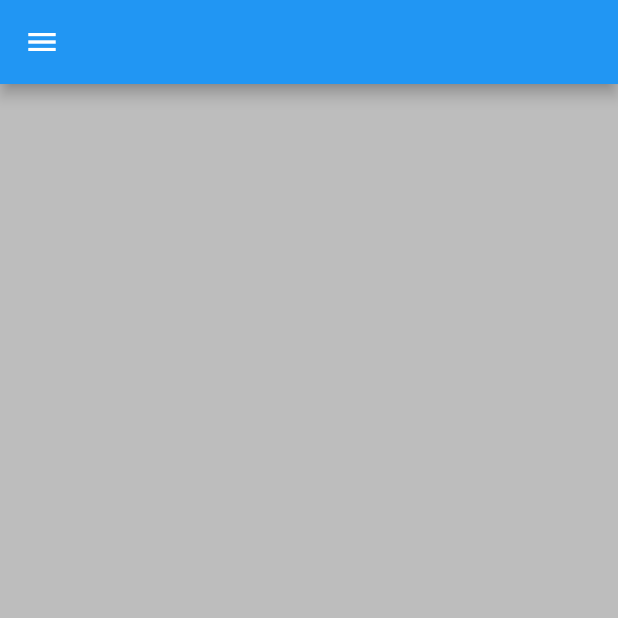
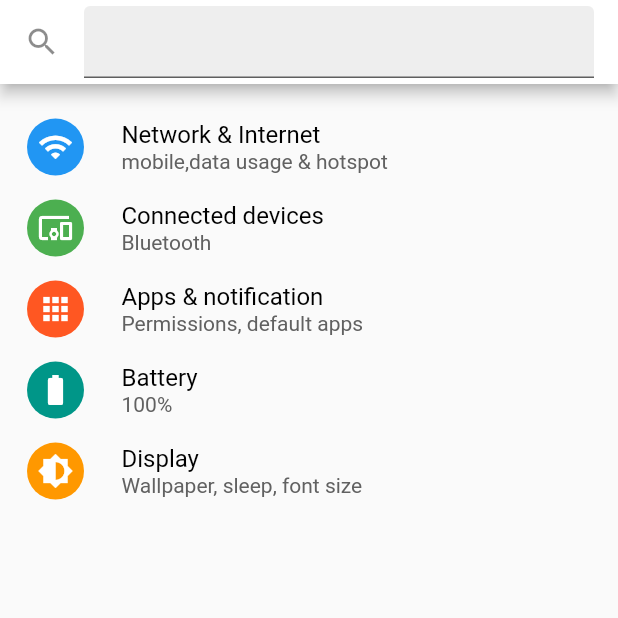
Before and after one commit to imsujan276/flutter_basics, a Flutter app: the screen it shows after launch, on a phone screen of 412 x 824 dp, the top half of it. Run offline on Flutter 3.47's test engine with Material 2 defaults, Android fonts, the phone set to English and light mode, and no system bars.

Commit message:
routes, named parameter and built settings ui

```diff
--- a/lib/home.dart
+++ b/lib/home.dart
@@ -21,7 +21,9 @@ class _HomeState extends State<Home> {
       drawer: Drawer(
         child: ContactUi(),
       ),
-      appBar: AppBar(),
+      appBar: AppBar(
+        title: TextField(),
+      ),
       body: ListView(
         children: <Widget>[
           ///for image portion on top of screen
@@ -40,10 +42,7 @@ class _HomeState extends State<Home> {
               style: TextStyle(color: Colors.white, fontSize: 16),
             ),
             onPressed: () {
-              Navigator.of(context)
-                  .push(MaterialPageRoute(builder: (BuildContext context) {
-                return ContactUi();
-              }));
+              Navigator.of(context).pushNamed('/contacts');
             },
           )
         ],
--- a/lib/main.dart
+++ b/lib/main.dart
@@ -1,12 +1,18 @@
 import 'package:firstapp/home.dart';
+import 'package:firstapp/settings/settings.dart';
 import 'package:firstapp/ui_practice_1.dart';
 import 'package:flutter/material.dart';
 import 'package:flutter/services.dart';
 
 void main() {
   SystemChrome.setSystemUIOverlayStyle(SystemUiOverlayStyle(
+    systemNavigationBarColor: Colors.teal,
     statusBarColor: Colors.teal,
-    systemNavigationBarColor: Colors.teal
+
   ));
-  runApp(MaterialApp(debugShowCheckedModeBanner: false, home: Home(),));
+  runApp(MaterialApp(
+    debugShowCheckedModeBanner: false,
+    home: Settings(),
+    routes: {'/contacts': (context) => ContactUi()},
+  ));
 }
--- /dev/null
+++ b/lib/settings/settings.dart
@@ -0,0 +1,121 @@
+import 'package:flutter/material.dart';
+
+class Settings extends StatelessWidget {
+  @override
+  Widget build(BuildContext context) {
+    return Scaffold(
+      appBar: AppBar(
+        backgroundColor: Colors.white,
+        title: TextField(
+          decoration: InputDecoration(
+              filled: true,
+              fillColor: Colors.grey[200],
+              icon: Icon(Icons.search)),
+        ),
+      ),
+
+      ///for settings options
+      body: ListView(
+        children: <Widget>[
+          ///for top spacing
+          Container(
+            height: 15,
+          ),
+
+          ///for network setting
+          singleRow(
+              context: context,
+              routeName: '/contacts',
+              color: Colors.blue,
+              iconData: Icons.wifi,
+              title: 'Network & Internet',
+              subtitle: 'mobile,data usage & hotspot'),
+
+          ///for connected devices
+          singleRow(
+              color: Colors.green,
+              iconData: Icons.devices_other,
+              title: 'Connected devices',
+              subtitle: 'Bluetooth'),
+
+          ///for app and notification
+          singleRow(
+              color: Colors.deepOrange,
+              iconData: Icons.apps,
+              title: 'Apps & notification',
+              subtitle: 'Permissions, default apps'),
+
+          ///for Battery
+          singleRow(
+              color: Colors.teal,
+              iconData: Icons.battery_full,
+              title: 'Battery',
+              subtitle: '100%'),
+
+          ///for Display
+          singleRow(
+              color: Colors.orange,
+              iconData: Icons.brightness_medium,
+              title: 'Display',
+              subtitle: 'Wallpaper, sleep, font size'),
+        ],
+      ),
+    );
+  }
+
+  ///returns single row with icon and setting option
+  Widget singleRow(
+      {IconData iconData,
+      BuildContext context,
+      String title,
+      String subtitle,
+      Color color,
+      String routeName}) {
+    return InkWell(
+      onTap: () {
+        Navigator.of(context).pushNamed(routeName);
+      },
+      child: Padding(
+        padding: EdgeInsets.all(8.0),
+        child: Row(
+          children: <Widget>[
+            ///for left spaceing befor icon
+            Container(
+              width: 10,
+            ),
+
+            ///for icon
+            Container(
+              padding: EdgeInsets.all(7),
+              decoration: BoxDecoration(color: color, shape: BoxShape.circle),
+              child: Icon(
+                iconData,
+                color: Colors.white,
+              ),
+            ),
+
+            Container(width: 25),
+
+            ///for title and subtitle
+            Column(
+              crossAxisAlignment: CrossAxisAlignment.start,
+              children: <Widget>[
+                ///for title
+                Text(
+                  title,
+                  style: TextStyle(color: Colors.black, fontSize: 16),
+                ),
+
+                ///for subtitle
+                Text(
+                  subtitle,
+                  style: TextStyle(color: Colors.grey[700]),
+                )
+              ],
+            )
+          ],
+        ),
+      ),
+    );
+  }
+}
```
Also changed, not shown: lib/settings/connected_devices.dart (added), lib/settings/network_internet.dart (added).
